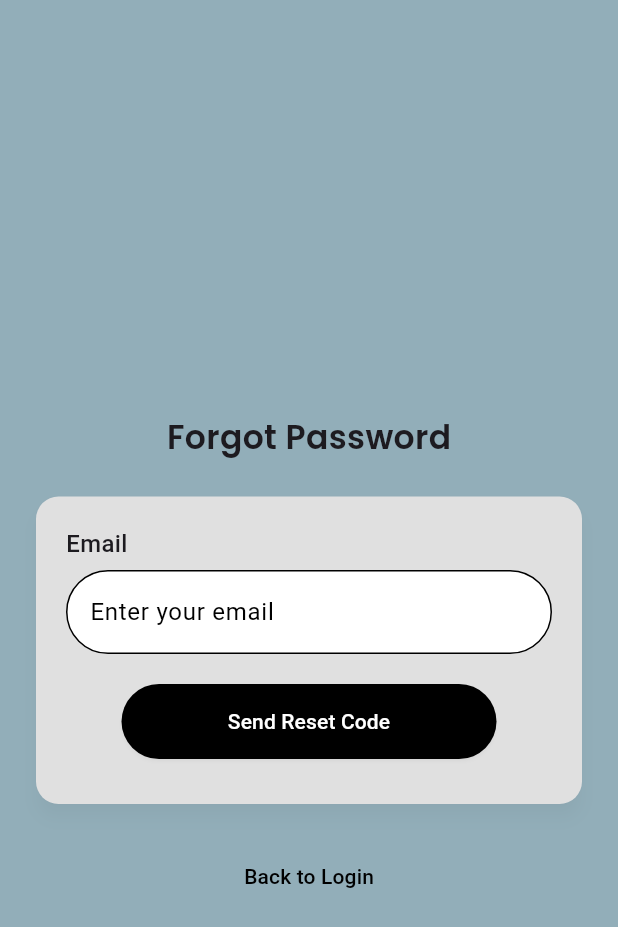
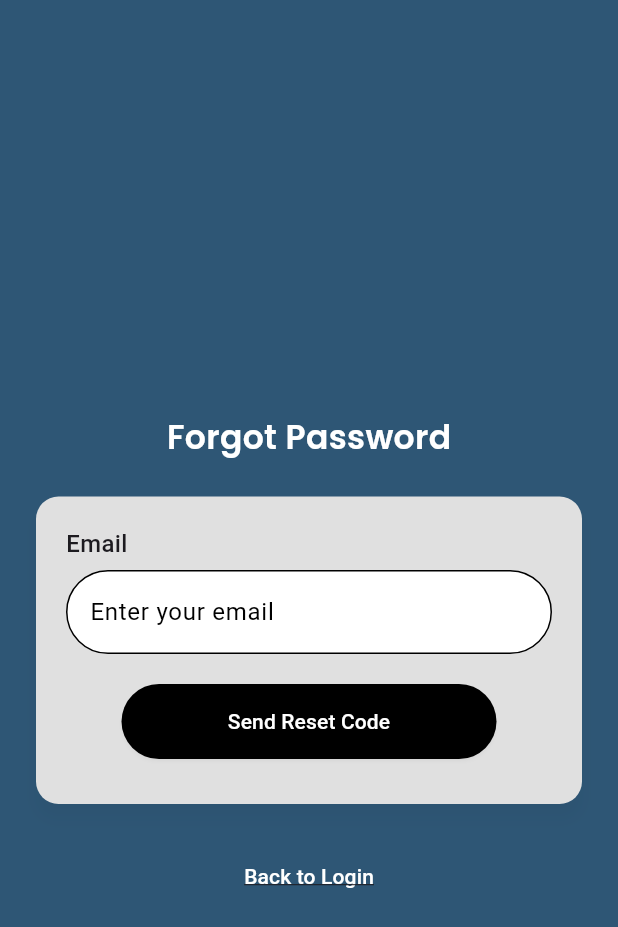
Before and after one commit to aliahmrn/onspot, a Flutter app: the ForgotPasswordScreen screen opened directly, on a phone screen of 412 x 824 dp. Shown: the top 927 px of the screen. Run offline on Flutter 3.47's test engine with Material 3 defaults, Android fonts, the phone set to English and light mode, and no system bars; our stand-ins replace flutter_svg, google_fonts, image_picker, logger, shared_preferences; accounts and stored records are empty; network calls fail.

Commit message:
latest UI

```diff
--- a/lib/forgot_password.dart
+++ b/lib/forgot_password.dart
@@ -8,7 +8,7 @@ class ForgotPasswordScreen extends StatefulWidget {
   const ForgotPasswordScreen({super.key});
 
   @override
-  ForgotPasswordScreenState createState() => ForgotPasswordScreenState(); // Made public
+  ForgotPasswordScreenState createState() => ForgotPasswordScreenState();
 }
 
 class ForgotPasswordScreenState extends State<ForgotPasswordScreen> {
@@ -55,8 +55,10 @@ class ForgotPasswordScreenState extends State<ForgotPasswordScreen> {
 
   @override
   Widget build(BuildContext context) {
+    final theme = Theme.of(context); // Access theme colors
+
     return Scaffold(
-      backgroundColor: const Color(0xFF92AEB9),
+      backgroundColor: theme.primaryColor, // Set background color to primary color
       body: Center(
         child: SingleChildScrollView(
           child: Padding(
@@ -70,6 +72,7 @@ class ForgotPasswordScreenState extends State<ForgotPasswordScreen> {
                   style: GoogleFonts.poppins(
                     fontSize: 22,
                     fontWeight: FontWeight.w600,
+                    color: theme.colorScheme.secondary, // Use secondary color
                   ),
                 ),
                 const SizedBox(height: 20),
@@ -121,9 +124,12 @@ class ForgotPasswordScreenState extends State<ForgotPasswordScreen> {
                       (route) => false,
                     );
                   },
-                  child: const Text(
+                  child: Text(
                     'Back to Login',
-                    style: TextStyle(color: Colors.black),
+                    style: TextStyle(
+                      color: theme.colorScheme.secondary, // Use secondary color
+                      decoration: TextDecoration.underline,
+                    ),
                   ),
                 ),
               ],
--- a/lib/register.dart
+++ b/lib/register.dart
@@ -94,8 +94,10 @@ class RegistrationScreenState extends State<RegistrationScreen> {
 
   @override
   Widget build(BuildContext context) {
+    final theme = Theme.of(context); // Get the theme context
+
     return Scaffold(
-      backgroundColor: const Color(0xFF92AEB9),
+      backgroundColor:  theme.primaryColor,
       body: Center(
         child: SingleChildScrollView(
           child: Padding(
@@ -109,7 +111,7 @@ class RegistrationScreenState extends State<RegistrationScreen> {
                   style: GoogleFonts.poppins(
                     fontSize: 28,
                     fontWeight: FontWeight.w600,
-                    color: const Color.fromARGB(255, 0, 0, 0),
+                    color:theme.colorScheme.secondary,
                   ),
                 ),
                 const SizedBox(height: 20),
--- a/lib/supervisor/main_navigator.dart
+++ b/lib/supervisor/main_navigator.dart
@@ -27,12 +27,14 @@ class MainNavigatorState extends State<MainNavigator> {
 @override
 void didChangeDependencies() {
   super.didChangeDependencies();
-    // Update index if arguments are passed (e.g., from ComplaintPage back arrow)
   final args = ModalRoute.of(context)?.settings.arguments as int?;
   if (args != null) {
-      _currentIndex = args; // Set _currentIndex to argument (0 for home)
+    setState(() {
+      _currentIndex = args; // Set _currentIndex to the passed argument
+    });
   }
 }
+
 
   void _onItemTapped(int index) {
     setState(() {
--- a/lib/supervisor/profile.dart
+++ b/lib/supervisor/profile.dart
@@ -4,6 +4,8 @@ import '../service/auth_service.dart';
 import '../service/profile_service.dart';
 import 'profileedit.dart';
 import 'package:shared_preferences/shared_preferences.dart';
+
+
 
 class SVProfileScreen extends StatefulWidget {
   const SVProfileScreen({super.key});
@@ -71,10 +73,6 @@ class SVProfileScreenState extends State<SVProfileScreen> {
             fontSize: screenWidth * 0.05,
             fontWeight: FontWeight.bold,
           ),
-        ),
-        leading: IconButton(
-          icon: const Icon(Icons.arrow_back, color: Colors.white), // Back arrow with white color
-          onPressed: () => Navigator.pop(context), // Navigate back on press
         ),
       ),
       body: Stack(
```
Also changed, not shown: lib/enter_code.dart (+23 -7 lines), lib/reset_password.dart (+9 -3 lines), lib/supervisor/complaints.dart (+6 -15 lines), lib/supervisor/homescreen.dart (+3 -18 lines), lib/supervisor/profileedit.dart (+7 -6 lines). Lines whose indentation alone changed are shown as unchanged.
